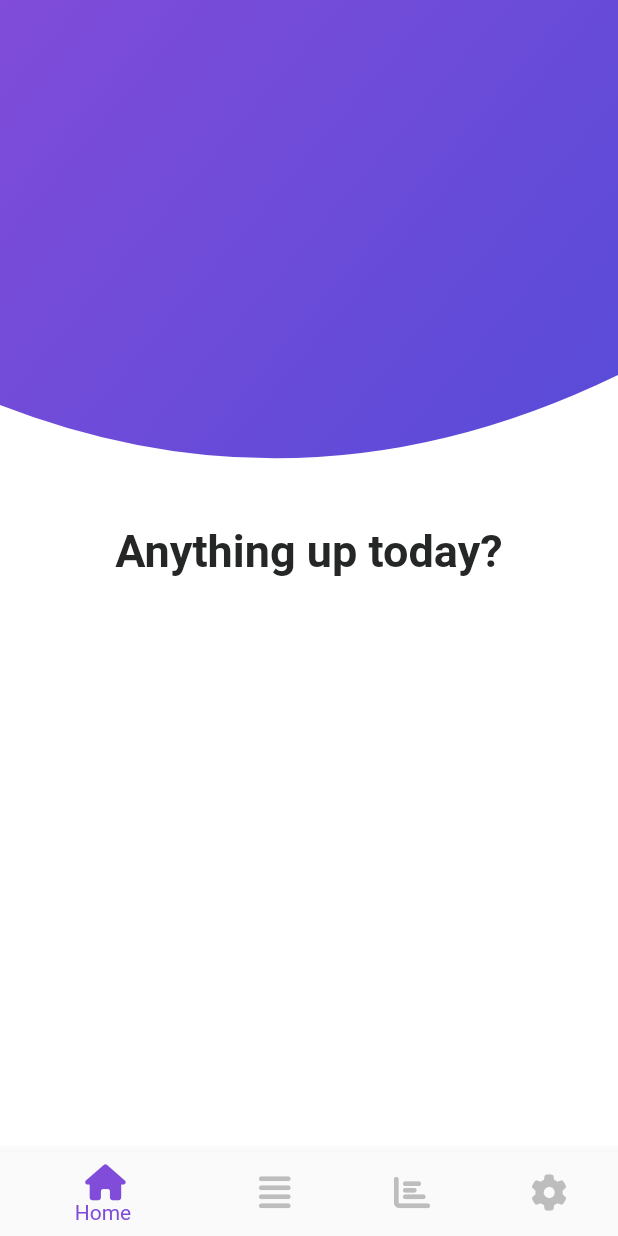
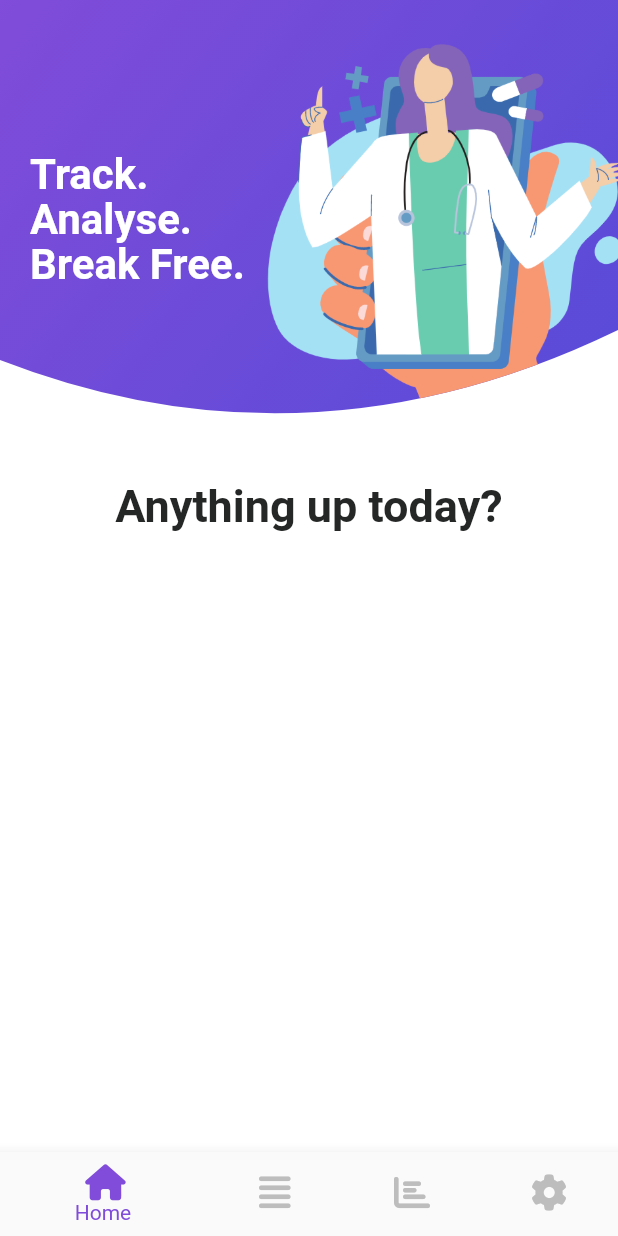
Before and after one commit to Miasaya/track_seizure, a Flutter app: the screen it shows after launch, on a phone screen of 412 x 824 dp. Run offline on Flutter 3.47's test engine with Material 2 defaults, Android fonts, the phone set to English and light mode, and no system bars; our stand-ins replace flutter_icons, flutter_svg; Roboto replaces fonts that are missing (Open).

Commit message:
Added Header

```diff
--- a/lib/component/constants.dart
+++ b/lib/component/constants.dart
@@ -6,3 +6,10 @@ const TextStyle trackHeaderStyle = TextStyle(
   fontFamily: 'Open',
   color: Color(0xFF252726),
   );
+
+const TextStyle kHeaderTextStyle = TextStyle(
+  fontSize: 28,
+  fontWeight: FontWeight.bold,
+  fontFamily: 'Open',
+  color: Colors.white,
+  );
--- /dev/null
+++ b/lib/component/header.dart
@@ -0,0 +1,77 @@
+import 'package:flutter/material.dart';
+import 'constants.dart';
+
+class Header extends StatelessWidget {
+  const Header({
+    Key key,
+  }) : super(key: key);
+
+  @override
+  Widget build(BuildContext context) {
+    return ClipPath(
+      clipper: TrackClipper(),
+      child: Container(
+          width: double.infinity,
+          height: 320.0,
+          decoration: BoxDecoration(
+              gradient: LinearGradient(
+                  begin: Alignment.bottomRight,
+                  end: Alignment.topLeft,
+                  colors: [
+                Color(0xFF554BD8),
+                Color(0xFF804CD9),
+              ])),
+          child: Column(
+            children: <Widget>[
+              Expanded(
+                  child: Stack(
+                children: <Widget>[
+                  Positioned(
+                    left : 150,
+                    child: Image.asset(
+                      'assets/images/doctor.png',
+                      width: 280,
+                      fit: BoxFit.fitWidth,
+                    ),
+                  ),
+                  Positioned(
+                    top: 100,
+                    left :20,
+                    child: Text('Track.', style : kHeaderTextStyle),
+                  ),
+                  Positioned(
+                    top: 130,
+                    left :20,
+                    child: Text('Analyse.', style : kHeaderTextStyle),
+                  ),
+                  Positioned(
+                    top: 160,
+                    left :20,
+                    child: Text('Break Free.', style : kHeaderTextStyle),
+                  ),
+                ],
+              )),
+            ],
+          )),
+    );
+  }
+}
+
+class TrackClipper extends CustomClipper<Path> {
+  @override
+  Path getClip(Size size) {
+    Path path = Path();
+    path.lineTo(0, size.height - 80);
+    path.quadraticBezierTo(
+        size.width / 2, size.height, size.width, size.height - 100);
+    path.lineTo(size.width, 0);
+    path.close();
+
+    return path;
+  }
+
+  @override
+  bool shouldReclip(CustomClipper<Path> oldClipper) {
+    return false;
+  }
+}
--- a/lib/screens/home.dart
+++ b/lib/screens/home.dart
@@ -1,5 +1,6 @@
 import 'package:flutter/material.dart';
 import 'package:flutter_icons/flutter_icons.dart';
+
 
 import 'tracking_page.dart';
 import 'log_pages.dart';
--- a/lib/screens/tracking_page.dart
+++ b/lib/screens/tracking_page.dart
@@ -1,5 +1,9 @@
 import 'package:flutter/material.dart';
+import 'package:flutter_svg/flutter_svg.dart';
+
+
 import 'package:track_seizure/component/constants.dart';
+import 'package:track_seizure/component/header.dart';
 
 class TrackingPage extends StatefulWidget {
   TrackingPage({Key key}) : super(key: key);
@@ -13,23 +17,7 @@ class _TrackingPageState extends State<TrackingPage> {
   Widget build(BuildContext context) {
     return Column(
       children: <Widget>[
-          ClipPath(
-            clipper: TrackClipper(),
-            child: Container(
-              width: double.infinity,
-              height: 350.0,
-              decoration: BoxDecoration(
-                gradient: LinearGradient(
-                  begin: Alignment.bottomRight,
-                  end : Alignment.topLeft,
-                  colors: [
-                    Color(0xFF554BD8),
-                    Color(0xFF804CD9),
-                  ]
-                )
-              ),
-            ),
-          ),
+        Header(),
         Center(
           child: Text(
             'Anything up today?',
@@ -40,22 +28,3 @@ class _TrackingPageState extends State<TrackingPage> {
     );
   }
 }
-
-class TrackClipper extends CustomClipper<Path>{
-  @override
-  Path getClip(Size size) {
-    Path path = Path();
-    path.lineTo(0, size.height - 80);
-    path.quadraticBezierTo(
-        size.width / 2, size.height,
-  size.width, size.height - 100);
-    path.lineTo(size.width, 0);
-    path.close();
-
-    return path;
-  }
-  @override
-  bool shouldReclip(CustomClipper<Path> oldClipper){
-    return false;
-  }
-}
```
Also changed, not shown: pubspec.yaml (+3 -15 lines), assets/images/doctor.png (added), assets/images/doctor.svg (added), pubspec.lock, 2 other files. Lines whose indentation alone changed are shown as unchanged.
